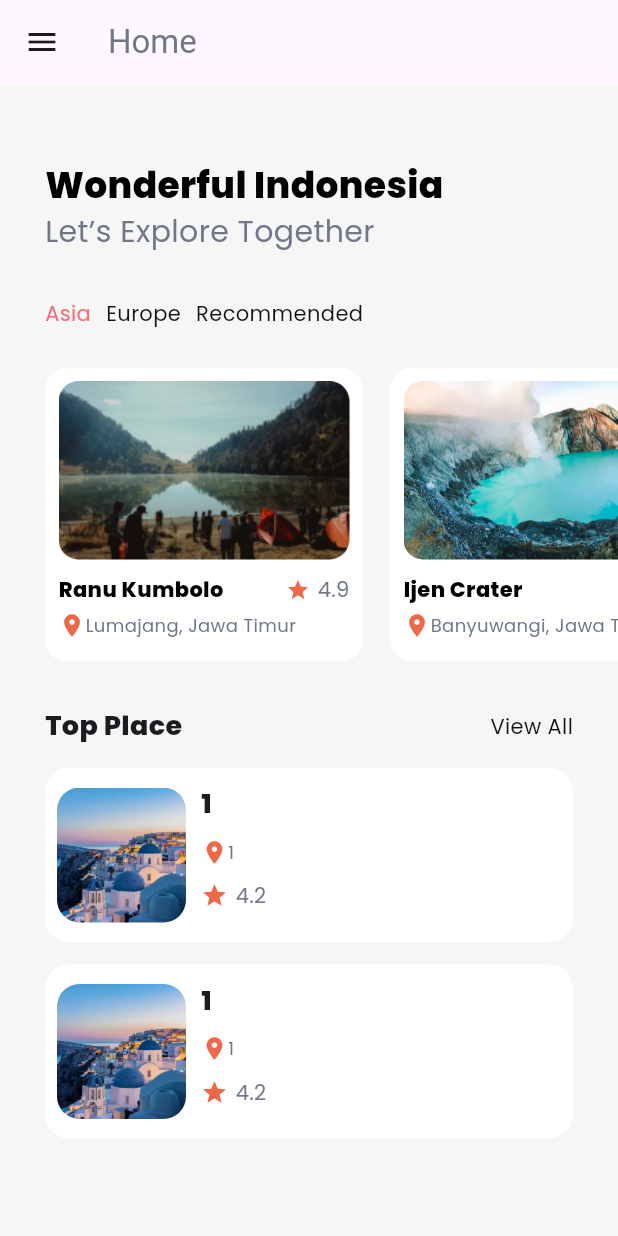
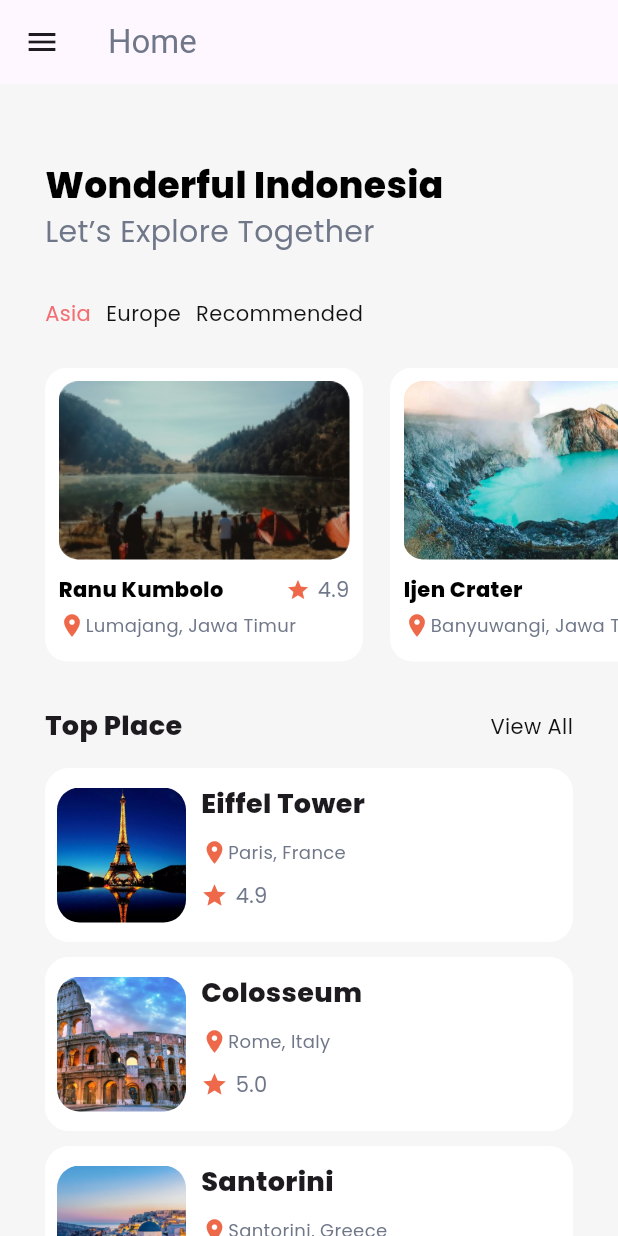
Before and after one commit to Desp0o/flutter-first-proj, a Flutter app: the screen it shows after launch, on a phone screen of 412 x 824 dp. Run offline on Flutter 3.47's test engine with Material 3 defaults, Android fonts, the light colour scheme and no system bars.

Commit message:
refractor code, put arrays single file, add top place map

```diff
--- /dev/null
+++ b/lib/arrays/destination_lists.dart
@@ -0,0 +1,65 @@
+final List<Map<String, dynamic>> europeDestinations = [
+  {
+    'image': "assets/images/eiffel_tower.webp",
+    'destName': "Eiffel Tower",
+    'score': 4.9,
+    'desc': "Paris, France"
+  },
+  {
+    'image': "assets/images/colosseum.jpg",
+    'destName': "Colosseum",
+    'score': 5.0,
+    'desc': "Rome, Italy"
+  },
+  {
+    'image': "assets/images/santorini.webp",
+    'destName': "Santorini",
+    'score': 4.8,
+    'desc': "Santorini, Greece"
+  },
+  {
+    'image': "assets/images/alps.jpg",
+    'destName': "Swiss Alps",
+    'score': 4.9,
+    'desc': "Switzerland"
+  }
+];
+
+final List<Map<String, dynamic>> destinations = [
+  {
+    'image': "assets/images/lake.png",
+    'destName': "Ranu Kumbolo",
+    'score': 4.9,
+    'desc': "Lumajang, Jawa Timur"
+  },
+  {
+    'image': "assets/images/crater.jpg",
+    'destName': "Ijen Crater",
+    'score': 5.0,
+    'desc': "Banyuwangi, Jawa Timur"
+  },
+  {
+    'image': "assets/images/beach.jpg",
+    'destName': "Kuta Beach",
+    'score': 4.7,
+    'desc': "Bali, Indonesia"
+  },
+  {
+    'image': "assets/images/mountain.jpg",
+    'destName': "Mount Bromo",
+    'score': 4.8,
+    'desc': "East Java, Indonesia"
+  },
+  {
+    'image': "assets/images/temple.jpg",
+    'destName': "Borobudur Temple",
+    'score': 4.9,
+    'desc': "Magelang, Jawa Tengah"
+  },
+  {
+    'image': "assets/images/canyon.jpg",
+    'destName': "Raja Ampat",
+    'score': 5.0,
+    'desc': "West Papua, Indonesia"
+  }
+];
--- a/lib/widgets/category_widget.dart
+++ b/lib/widgets/category_widget.dart
@@ -1,5 +1,6 @@
 import 'package:flutter/material.dart';
 import 'package:tkt/widgets/card_widget.dart';
+import 'package:tkt/arrays/destination_lists.dart';
 
 class CategorWidget extends StatefulWidget {
   const CategorWidget({super.key});
@@ -17,11 +18,11 @@ class _CategorWidgetState extends State<CategorWidget> {
       _currentFilter = filter;
       switch (_currentFilter) {
         case 'Europe':
-          _choosenList = _europeDestination;
+          _choosenList = europeDestinations;
           break;
         case 'Asia':
         default:
-          _choosenList = _destinations;
+          _choosenList = destinations;
           break;
       }
     });
@@ -30,79 +31,13 @@ class _CategorWidgetState extends State<CategorWidget> {
   @override
   void initState() {
     super.initState();
-    _choosenList = _destinations;
+    _choosenList = destinations;
   }
 
   final List<String> _filters = [
     'Asia',
     'Europe',
     'Recommended',
-  ];
-
-  final List<Map<String, dynamic>> _destinations = [
-    {
-      'image': "assets/images/lake.png",
-      'destName': "Ranu Kumbolo",
-      'score': 4.9,
-      'desc': "Lumajang, Jawa Timur"
-    },
-    {
-      'image': "assets/images/crater.jpg",
-      'destName': "Ijen Crater",
-      'score': 5.0,
-      'desc': "Banyuwangi, Jawa Timur"
-    },
-    {
-      'image': "assets/images/beach.jpg",
-      'destName': "Kuta Beach",
-      'score': 4.7,
-      'desc': "Bali, Indonesia"
-    },
-    {
-      'image': "assets/images/mountain.jpg",
-      'destName': "Mount Bromo",
-      'score': 4.8,
-      'desc': "East Java, Indonesia"
-    },
-    {
-      'image': "assets/images/temple.jpg",
-      'destName': "Borobudur Temple",
-      'score': 4.9,
-      'desc': "Magelang, Jawa Tengah"
-    },
-    {
-      'image': "assets/images/canyon.jpg",
-      'destName': "Raja Ampat",
-      'score': 5.0,
-      'desc': "West Papua, Indonesia"
-    }
-  ];
-
-  final List<Map<String, dynamic>> _europeDestination = [
-    {
-      'image': "assets/images/eiffel_tower.webp",
-      'destName': "Eiffel Tower",
-      'score': 4.9,
-      'desc': "Paris, France"
-    },
-    {
-      'image': "assets/images/colosseum.jpg",
-      'destName': "Colosseum",
-      'score': 5.0,
-      'desc': "Rome, Italy"
-    },
-    {
-      'image': "assets/images/santorini.webp",
-      'destName': "Santorini",
-      'score': 4.8,
-      'desc': "Santorini, Greece"
-    },
-    {
-      'image': "assets/images/alps.jpg",
-      'destName': "Swiss Alps",
-      'score': 4.9,
-      'desc': "Switzerland"
-    }
   ];
 
   @override
--- a/lib/widgets/top_place_single_widget.dart
+++ b/lib/widgets/top_place_single_widget.dart
@@ -1,21 +1,18 @@
 import 'package:flutter/material.dart';
 
-class TopPlaceSingleWidget extends StatefulWidget {
-  final String title;
+class TopPlaceSingleWidget extends StatelessWidget {
+  final String placeTitle;
+  final String image;
   final double score;
   final String destination;
 
   const TopPlaceSingleWidget(
       {super.key,
-      required this.title,
+      required this.placeTitle,
+      required this.image,
       required this.score,
       required this.destination});
 
-  @override
-  State<TopPlaceSingleWidget> createState() => _TopPlaceSingleWidgetState();
-}
-
-class _TopPlaceSingleWidgetState extends State<TopPlaceSingleWidget> {
   @override
   Widget build(BuildContext context) {
     return Container(
@@ -30,7 +27,7 @@ class _TopPlaceSingleWidgetState extends State<TopPlaceSingleWidget> {
           ClipRRect(
             borderRadius: BorderRadius.all(Radius.circular(15)),
             child: Image.asset(
-              'assets/images/santorini.webp',
+              image,
               width: 86,
               height: 90,
               fit: BoxFit.cover,
@@ -41,7 +38,7 @@ class _TopPlaceSingleWidgetState extends State<TopPlaceSingleWidget> {
             crossAxisAlignment: CrossAxisAlignment.start,
             children: [
               Text(
-                widget.title,
+                placeTitle,
                 style: TextStyle(
                     fontFamily: 'Poppins',
                     fontSize: 18,
@@ -56,7 +53,7 @@ class _TopPlaceSingleWidgetState extends State<TopPlaceSingleWidget> {
                     color: Color(0xffEE684A),
                   ),
                   Text(
-                    widget.destination,
+                    destination,
                     style: TextStyle(
                         fontFamily: 'Poppins',
                         color: Color(0xff6F7789),
@@ -74,7 +71,7 @@ class _TopPlaceSingleWidgetState extends State<TopPlaceSingleWidget> {
                   ),
                   SizedBox(width: 5),
                   Text(
-                    widget.score.toStringAsFixed(1),
+                    score.toStringAsFixed(1),
                     style: TextStyle(
                         fontFamily: 'Poppins', color: Color(0xff6f7789)),
                   ),
--- a/lib/widgets/top_places.dart
+++ b/lib/widgets/top_places.dart
@@ -1,49 +1,67 @@
 import 'package:flutter/material.dart';
 import 'package:tkt/widgets/top_place_single_widget.dart';
+import 'package:tkt/arrays/destination_lists.dart';
 
-class TopPlaces extends StatelessWidget {
+class TopPlaces extends StatefulWidget {
   const TopPlaces({super.key});
 
+  @override
+  State<TopPlaces> createState() => _TopPlacesState();
+}
+
+class _TopPlacesState extends State<TopPlaces> {
   @override
   Widget build(BuildContext context) {
     return Padding(
       padding: const EdgeInsets.only(
-          right: 30.0), // Adjust the left padding as needed
+          right: 30.0), // Adjust the right padding as needed
       child: Column(
         crossAxisAlignment: CrossAxisAlignment.start,
-        children: const [
+        children: [
           Row(
             mainAxisAlignment: MainAxisAlignment.spaceBetween,
             children: [
-              Text(
+              const Text(
                 'Top Place',
                 style: TextStyle(
                     fontFamily: 'Poppins',
                     fontSize: 18,
                     fontWeight: FontWeight.w600),
               ),
-              RawGestureDetector(
-                child: Text(
+              GestureDetector(
+                onTap: () {
+                  // Add navigation or action for "View All" here
+                },
+                child: const Text(
                   'View All',
                   style: TextStyle(
                       fontFamily: 'Poppins',
                       color: Color(0xff121212),
                       fontSize: 14),
                 ),
-              )
+              ),
             ],
           ),
-          SizedBox(height: 15),
+          const SizedBox(height: 15),
           Column(
-            children: [
-              TopPlaceSingleWidget(
-                title: '1',
-                score: 4.2,
-                destination: '1',
-              ),
-              SizedBox(height: 15),
-              TopPlaceSingleWidget(title: '1', score: 4.2, destination: '1')
-            ],
+            children: europeDestinations
+                .map((toElement) => GestureDetector(
+                      onTap: () {
+                        print(toElement['destName']);
+                      },
+                      child: Column(
+                        children: [
+                          TopPlaceSingleWidget(
+                            placeTitle: toElement['destName'],
+                            score: toElement['score'],
+                            destination: toElement['desc'],
+                            image: toElement['image'],
+                          ),
+                          SizedBox(height: 10)
+                        ],
+                      ),
+                    ))
+                .toList(),
           )
         ],
       ),
```
